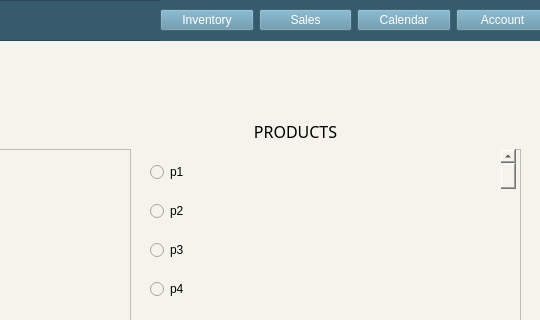
Old version of the form salesForecast.ui in the repository ongchangco/Economystique2; both pictures show x 260 to 800 and y 0 to 320 of the 800 by 600 pixel window.
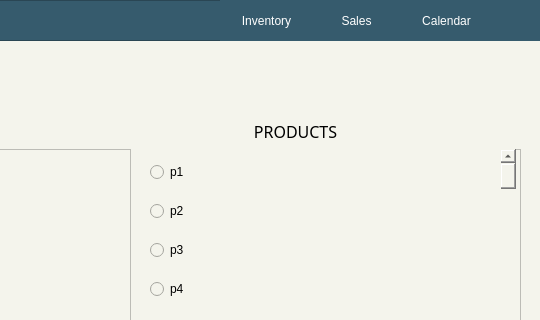
New version of the form. Icons and pictures are not drawn.

```diff
--- a/salesForecast.ui
+++ b/salesForecast.ui
@@ -594,66 +594,7 @@
     <property name="frameShadow">
      <enum>QFrame::Raised</enum>
     </property>
-    <widget class="QWidget" name="horizontalLayoutWidget_3">
-     <property name="geometry">
-      <rect>
-       <x>420</x>
-       <y>0</y>
-       <width>389</width>
-       <height>41</height>
-      </rect>
-     </property>
-     <layout class="QHBoxLayout" name="horizontalLayout_4">
-      <property name="spacing">
-       <number>5</number>
-      </property>
-      <item>
-       <widget class="QPushButton" name="pushButton_9">
-        <property name="styleSheet">
-         <string notr="true">background: #5b8ca4;
-color: white;</string>
-        </property>
-        <property name="text">
-         <string>Inventory</string>
-        </property>
-       </widget>
-      </item>
-      <item>
-       <widget class="QPushButton" name="pushButton_10">
-        <property name="styleSheet">
-         <string notr="true">background: #5b8ca4;
-color: white;</string>
-        </property>
-        <property name="text">
-         <string>Sales</string>
-        </property>
-       </widget>
-      </item>
-      <item>
-       <widget class="QPushButton" name="pushButton_11">
-        <property name="styleSheet">
-         <string notr="true">background: #5b8ca4;
-color: white;</string>
-        </property>
-        <property name="text">
-         <string>Calendar</string>
-        </property>
-       </widget>
-      </item>
-      <item>
-       <widget class="QPushButton" name="pushButton_12">
-        <property name="styleSheet">
-         <string notr="true">background: #5b8ca4;
-color: white;</string>
-        </property>
-        <property name="text">
-         <string>Account</string>
-        </property>
-       </widget>
-      </item>
-     </layout>
-    </widget>
-    <widget class="QLabel" name="titleLabel_3">
+    <widget class="QLabel" name="titleLabel_2">
      <property name="geometry">
       <rect>
        <x>0</x>
@@ -678,6 +619,156 @@
       <set>Qt::AlignCenter</set>
      </property>
     </widget>
+    <widget class="QPushButton" name="btnSales">
+     <property name="geometry">
+      <rect>
+       <x>570</x>
+       <y>0</y>
+       <width>93</width>
+       <height>41</height>
+      </rect>
+     </property>
+     <property name="font">
+      <font>
+       <pointsize>9</pointsize>
+      </font>
+     </property>
+     <property name="cursor">
+      <cursorShape>PointingHandCursor</cursorShape>
+     </property>
+     <property name="styleSheet">
+      <string notr="true">QPushButton {
+    background-color: #365b6d;
+    color: white;
+    border-radius: 50px;
+}
+QPushButton:hover {
+    background-color: #5b8ca4;
+}
+QPushButton:pressed {
+    border-style: inset;
+    background-color: #365b6d;
+}
+</string>
+     </property>
+     <property name="text">
+      <string>Sales</string>
+     </property>
+    </widget>
+    <widget class="QPushButton" name="btnInventory">
+     <property name="geometry">
+      <rect>
+       <x>480</x>
+       <y>0</y>
+       <width>93</width>
+       <height>41</height>
+      </rect>
+     </property>
+     <property name="font">
+      <font>
+       <pointsize>9</pointsize>
+      </font>
+     </property>
+     <property name="cursor">
+      <cursorShape>PointingHandCursor</cursorShape>
+     </property>
+     <property name="styleSheet">
+      <string notr="true">QPushButton {
+    background-color: #365b6d;
+    color: white;
+    border-radius: 50px;
+}
+QPushButton:hover {
+    background-color: #5b8ca4;
+}
+QPushButton:pressed {
+    border-style: inset;
+    background-color: #365b6d;
+}
+</string>
+     </property>
+     <property name="text">
+      <string>Inventory</string>
+     </property>
+    </widget>
+    <widget class="QPushButton" name="btnCalendar">
+     <property name="geometry">
+      <rect>
+       <x>660</x>
+       <y>0</y>
+       <width>93</width>
+       <height>41</height>
+      </rect>
+     </property>
+     <property name="font">
+      <font>
+       <pointsize>9</pointsize>
+      </font>
+     </property>
+     <property name="cursor">
+      <cursorShape>PointingHandCursor</cursorShape>
+     </property>
+     <property name="styleSheet">
+      <string notr="true">QPushButton {
+    background-color: #365b6d;
+    color: white;
+    border-radius: 50px;
+}
+QPushButton:hover {
+    background-color: #5b8ca4;
+}
+QPushButton:pressed {
+    border-style: inset;
+    background-color: #365b6d;
+}
+</string>
+     </property>
+     <property name="text">
+      <string>Calendar</string>
+     </property>
+    </widget>
+    <widget class="QPushButton" name="btnAccount">
+     <property name="geometry">
+      <rect>
+       <x>750</x>
+       <y>0</y>
+       <width>51</width>
+       <height>41</height>
+      </rect>
+     </property>
+     <property name="cursor">
+      <cursorShape>PointingHandCursor</cursorShape>
+     </property>
+     <property name="styleSheet">
+      <string notr="true">QPushButton {
+    background-color: #365b6d;
+    color: white;
+    border-radius: 50px;
+}
+QPushButton:hover {
+    background-color: #5b8ca4;
+}
+QPushButton:pressed {
+    border-style: inset;
+    background-color: #365b6d;
+}
+</string>
+     </property>
+     <property name="text">
+      <string/>
+     </property>
+     <property name="icon">
+      <iconset>
+       <selectedon>img/pfBtn.png</selectedon>
+      </iconset>
+     </property>
+     <property name="iconSize">
+      <size>
+       <width>40</width>
+       <height>40</height>
+      </size>
+     </property>
+    </widget>
    </widget>
   </widget>
   <widget class="QStatusBar" name="statusbar"/>
```
